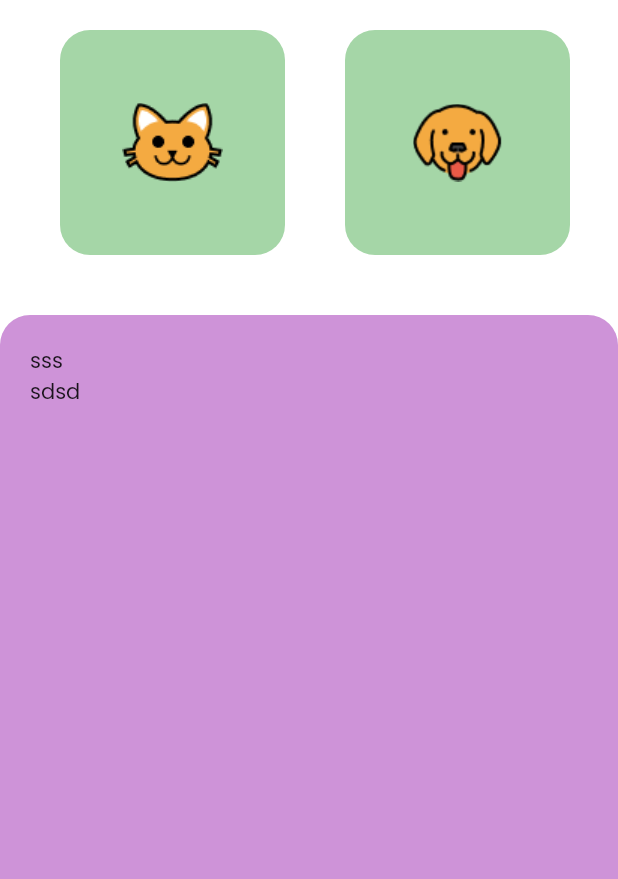
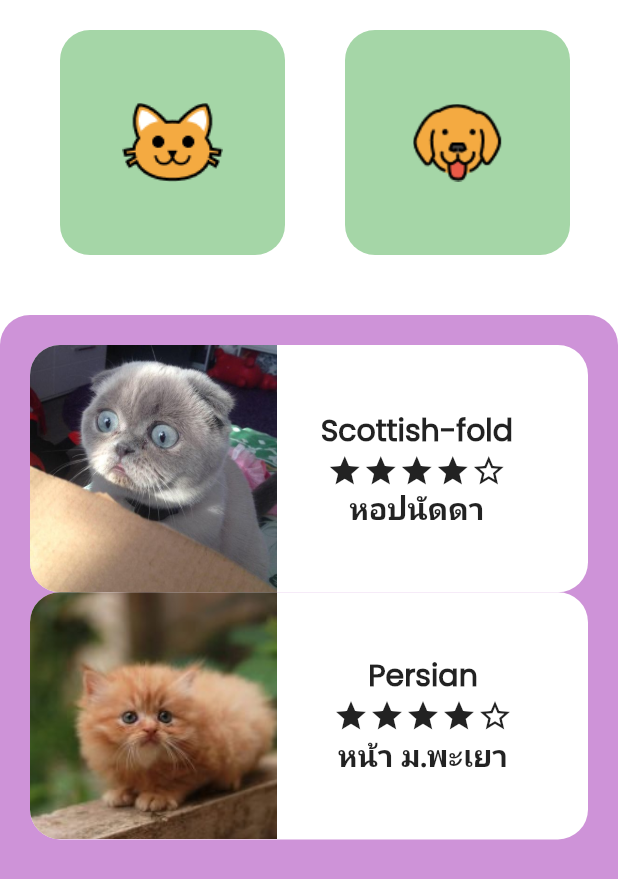
Before and after one commit to axonapiwit/pet_lover, a Flutter app: the FindPage screen opened directly, on a phone screen of 412 x 824 dp. Shown: the top 879 px of the screen. Run offline on Flutter 3.47's test engine with Material 2 defaults, Android fonts, the phone set to English and light mode, and no system bars; our stand-ins replace firebase_auth, firebase_core, fluttertoast, form_field_validator; accounts and stored records are empty.

```diff
--- a/lib/main.dart
+++ b/lib/main.dart
@@ -1,5 +1,4 @@
 import 'package:flutter/material.dart';
-
 import 'screens/login.dart';
 import 'screens/register.dart';
 
--- a/lib/models/profile.dart
+++ b/lib/models/profile.dart
@@ -1,6 +1,9 @@
 class Profile {
   String email;
   String password;
+  String fname;
+  String lname;
 
-  Profile({required this.email, required this.password});
+  Profile(
+      {this.email = '', this.password = '', this.fname = '', this.lname = ''});
 }
--- a/lib/screens/find.dart
+++ b/lib/screens/find.dart
@@ -24,6 +24,19 @@ class _FindPageState extends State<FindPage> {
       'imgName': 'hamster.png',
       'subTitle': '',
       'location': '',
+    },
+  ];
+
+  var pets = [
+    {
+      'petName': 'Scottish-fold',
+      'imgPet': 'scottish.jpg',
+      'location': 'หอปนัดดา',
+    },
+    {
+      'petName': 'Persian',
+      'imgPet': 'persian.jpg',
+      'location': 'หน้า ม.พะเยา',
     },
   ];
 
@@ -79,7 +92,14 @@ class _FindPageState extends State<FindPage> {
                     padding: const EdgeInsets.all(20.0),
                     child: Column(
                       crossAxisAlignment: CrossAxisAlignment.start,
-                      children: [Text('sss'), Text('sdsd')],
+                      children: [
+                        for (var p in pets)
+                          GestureDetector(
+                            onTap: () {},
+                            child: _petList('${p["imgPet"]}', '${p["petName"]}',
+                                '${p["location"]}'),
+                          ),
+                      ],
                     ),
                   ),
                 )
@@ -87,6 +107,57 @@ class _FindPageState extends State<FindPage> {
             ),
           ),
         ),
+      ),
+    );
+  }
+
+  Container _petList(String imgPet, String petName, String location) {
+    return Container(
+      decoration: BoxDecoration(
+          color: Colors.white,
+          borderRadius: BorderRadius.all(Radius.circular(20))),
+      height: MediaQuery.of(context).size.height * 0.2,
+      width: MediaQuery.of(context).size.width,
+      child: Row(
+        mainAxisAlignment: MainAxisAlignment.spaceBetween,
+        children: [
+          Container(
+            height: MediaQuery.of(context).size.height * 0.2,
+            width: MediaQuery.of(context).size.width * 0.4,
+            child: ClipRRect(
+              borderRadius: BorderRadius.horizontal(left: Radius.circular(20)),
+              child: Image.asset(
+                'assets/images/$imgPet',
+                fit: BoxFit.cover,
+              ),
+            ),
+          ),
+          Padding(
+            padding: const EdgeInsets.only(right: 50),
+            child: Column(
+              mainAxisAlignment: MainAxisAlignment.center,
+              children: [
+                Text(
+                  '$petName',
+                  style: TextStyle(fontSize: 20, fontWeight: FontWeight.bold),
+                ),
+                Row(
+                  children: [
+                    Icon(Icons.star),
+                    Icon(Icons.star),
+                    Icon(Icons.star),
+                    Icon(Icons.star),
+                    Icon(Icons.star_border_sharp),
+                  ],
+                ),
+                Text(
+                  '$location',
+                  style: TextStyle(fontSize: 20, fontWeight: FontWeight.bold),
+                ),
+              ],
+            ),
+          )
+        ],
       ),
     );
   }
--- a/lib/screens/login.dart
+++ b/lib/screens/login.dart
@@ -15,7 +15,7 @@ class Login extends StatefulWidget {
 
 class _LoginState extends State<Login> {
   final formKey = GlobalKey<FormState>();
-  Profile profile = Profile(email: '', password: '');
+  Profile profile = Profile();
   final Future<FirebaseApp> firebase = Firebase.initializeApp();
 
   @override
--- a/lib/screens/sale.dart
+++ b/lib/screens/sale.dart
@@ -10,7 +10,7 @@ class SalePage extends StatefulWidget {
 class _SalePageState extends State<SalePage> {
   @override
   Widget build(BuildContext context) {
-    return Container(
+    return Drawer(
 
     );
   }
--- a/lib/screens/sidebar.dart
+++ b/lib/screens/sidebar.dart
@@ -20,9 +20,9 @@ class _SideBarState extends State<SideBar> {
         padding: EdgeInsets.zero,
         children: [
           UserAccountsDrawerHeader(
-            accountName: Text('${auth.currentUser!.email}',
+            accountEmail: Text('${auth.currentUser!.email}',
                 style: TextStyle(color: Colors.black, fontSize: 18)),
-            accountEmail: Text('Benc',
+            accountName: Text('Benc',
                 style: TextStyle(color: Colors.black, fontSize: 18)),
             currentAccountPicture: CircleAvatar(
               child: ClipOval(
```
Also changed, not shown: lib/screens/home.dart (+50 -32 lines), lib/screens/input.dart (added, +226 -0 lines), lib/screens/validate.dart (added, +94 -0 lines), assets/images/persian.jpg (added), assets/images/scottish.jpg (added).
